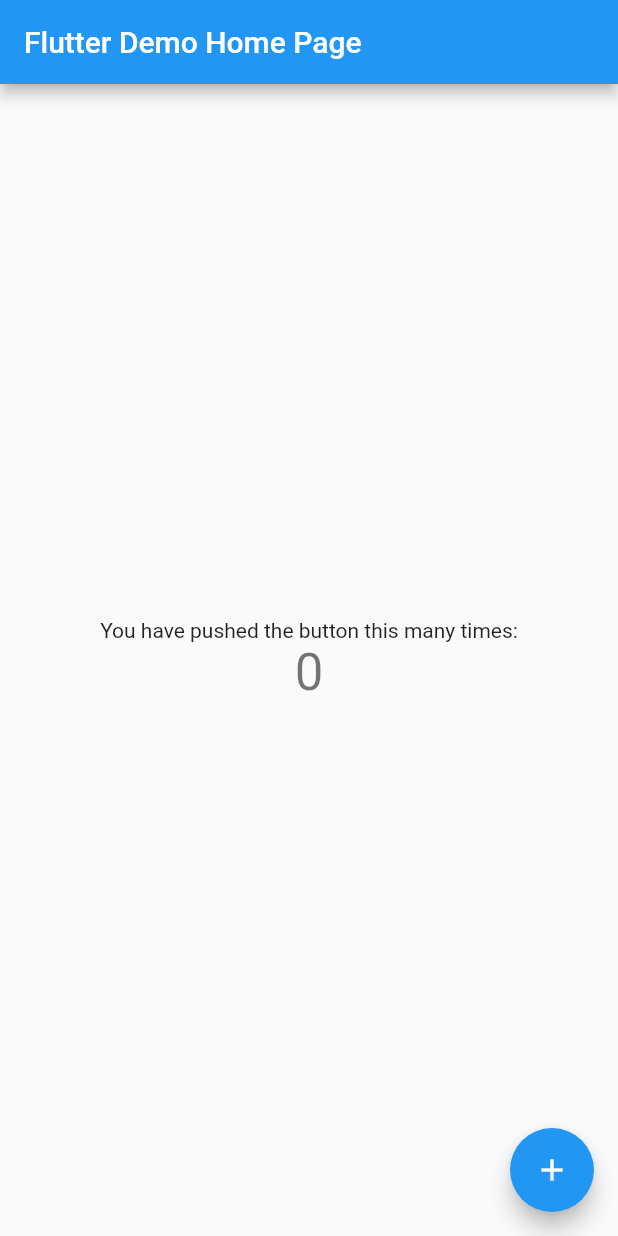
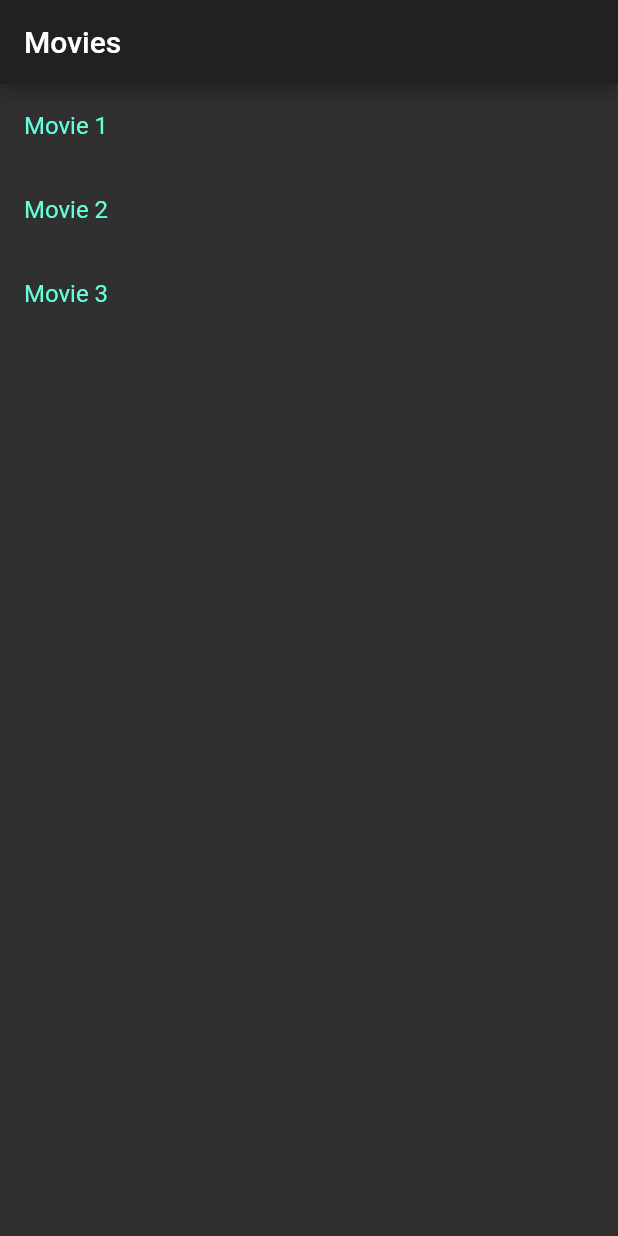
Before and after one commit to sswierczek/FlutterLibrariesPlayground, a Flutter app: the screen it shows after launch, on a phone screen of 412 x 824 dp. Run offline on Flutter 3.47's test engine with Material 2 defaults, Android fonts, the phone set to English and light mode, and no system bars; our stand-ins replace rxdart.

Commit message:
Add BLoC pattern with fake movies data

```diff
--- a/lib/main.dart
+++ b/lib/main.dart
@@ -1,109 +1,17 @@
 import 'package:flutter/material.dart';
+import 'package:flutter_libraries_playground/movies/view/movies_list.dart';
 
 void main() => runApp(new MyApp());
 
 class MyApp extends StatelessWidget {
-  // This widget is the root of your application.
   @override
   Widget build(BuildContext context) {
-    return new MaterialApp(
-      title: 'Flutter Demo',
-      theme: new ThemeData(
-        // This is the theme of your application.
-        //
-        // Try running your application with "flutter run". You'll see the
-        // application has a blue toolbar. Then, without quitting the app, try
-        // changing the primarySwatch below to Colors.green and then invoke
-        // "hot reload" (press "r" in the console where you ran "flutter run",
-        // or press Run > Flutter Hot Reload in IntelliJ). Notice that the
-        // counter didn't reset back to zero; the application is not restarted.
-        primarySwatch: Colors.blue,
+    return MaterialApp(
+      title: 'Flutter Libraries Playground',
+      theme: ThemeData.dark(),
+      home: Scaffold(
+        body: MoviesList(),
       ),
-      home: new MyHomePage(title: 'Flutter Demo Home Page'),
     );
   }
 }
-
-class MyHomePage extends StatefulWidget {
-  MyHomePage({Key key, this.title}) : super(key: key);
-
-  // This widget is the home page of your application. It is stateful, meaning
-  // that it has a State object (defined below) that contains fields that affect
-  // how it looks.
-
-  // This class is the configuration for the state. It holds the values (in this
-  // case the title) provided by the parent (in this case the App widget) and
-  // used by the build method of the State. Fields in a Widget subclass are
-  // always marked "final".
-
-  final String title;
-
-  @override
-  _MyHomePageState createState() => new _MyHomePageState();
-}
-
-class _MyHomePageState extends State<MyHomePage> {
-  int _counter = 0;
-
-  void _incrementCounter() {
-    setState(() {
-      // This call to setState tells the Flutter framework that something has
-      // changed in this State, which causes it to rerun the build method below
-      // so that the display can reflect the updated values. If we changed
-      // _counter without calling setState(), then the build method would not be
-      // called again, and so nothing would appear to happen.
-      _counter++;
-    });
-  }
-
-  @override
-  Widget build(BuildContext context) {
-    // This method is rerun every time setState is called, for instance as done
-    // by the _incrementCounter method above.
-    //
-    // The Flutter framework has been optimized to make rerunning build methods
-    // fast, so that you can just rebuild anything that needs updating rather
-    // than having to individually change instances of widgets.
-    return new Scaffold(
-      appBar: new AppBar(
-        // Here we take the value from the MyHomePage object that was created by
-        // the App.build method, and use it to set our appbar title.
-        title: new Text(widget.title),
-      ),
-      body: new Center(
-        // Center is a layout widget. It takes a single child and positions it
-        // in the middle of the parent.
-        child: new Column(
-          // Column is also layout widget. It takes a list of children and
-          // arranges them vertically. By default, it sizes itself to fit its
-          // children horizontally, and tries to be as tall as its parent.
-          //
-          // Invoke "debug paint" (press "p" in the console where you ran
-          // "flutter run", or select "Toggle Debug Paint" from the Flutter tool
-          // window in IntelliJ) to see the wireframe for each widget.
-          //
-          // Column has various properties to control how it sizes itself and
-          // how it positions its children. Here we use mainAxisAlignment to
-          // center the children vertically; the main axis here is the vertical
-          // axis because Columns are vertical (the cross axis would be
-          // horizontal).
-          mainAxisAlignment: MainAxisAlignment.center,
-          children: <Widget>[
-            new Text(
-              'You have pushed the button this many times:',
-            ),
-            new Text(
-              '$_counter',
-              style: Theme.of(context).textTheme.display1,
-            ),
-          ],
-        ),
-      ),
-      floatingActionButton: new FloatingActionButton(
-        onPressed: _incrementCounter,
-        tooltip: 'Increment',
-        child: new Icon(Icons.add),
-      ), // This trailing comma makes auto-formatting nicer for build methods.
-    );
-  }
-}
--- /dev/null
+++ b/lib/movies/model/movie.dart.dart
@@ -0,0 +1,5 @@
+class Movie {
+  final String title;
+
+  Movie({this.title});
+}
--- /dev/null
+++ b/lib/movies/model/movies_repository.dart
@@ -0,0 +1,13 @@
+import 'package:flutter_libraries_playground/movies/model/movie.dart.dart';
+
+class MoviesRepository {
+
+  // TODO Fetch from server
+  Future<List<Movie>> fetchMovies() async {
+    return [
+      Movie(title: 'Movie 1'),
+      Movie(title: 'Movie 2'),
+      Movie(title: 'Movie 3'),
+    ];
+  }
+}
--- /dev/null
+++ b/lib/movies/presentation/movies_bloc.dart
@@ -0,0 +1,15 @@
+import 'package:flutter_libraries_playground/movies/model/movie.dart.dart';
+import 'package:flutter_libraries_playground/movies/model/movies_repository.dart';
+import 'package:rxdart/rxdart.dart';
+
+class MoviesBloc {
+  final _moviesRepository = MoviesRepository(); // TODO DI
+  final _moviesFetcher = BehaviorSubject<List<Movie>>();
+
+  Observable<List<Movie>> get movies => _moviesFetcher.stream;
+
+  void fetch() async {
+    List<Movie> movies = await _moviesRepository.fetchMovies();
+    _moviesFetcher.sink.add(movies);
+  }
+}
--- /dev/null
+++ b/lib/movies/view/movie_item.dart
@@ -0,0 +1,25 @@
+import 'package:flutter/material.dart';
+import 'package:flutter/widgets.dart';
+
+class MovieItem {
+  final String name;
+
+  MovieItem({this.name});
+}
+
+class MoviesListItem extends StatelessWidget {
+  MoviesListItem({this.movieItem}) : super(key: ObjectKey(movieItem));
+
+  final MovieItem movieItem;
+
+  @override
+  Widget build(BuildContext context) {
+    return ListTile(
+      title: Text(movieItem.name,
+          style: TextStyle(
+            color: Theme.of(context).accentColor,
+            decoration: TextDecoration.none,
+          )),
+    );
+  }
+}
--- /dev/null
+++ b/lib/movies/view/movies_list.dart
@@ -0,0 +1,42 @@
+import 'package:flutter/material.dart';
+import 'package:flutter/widgets.dart';
+import 'package:flutter_libraries_playground/movies/model/movie.dart.dart';
+import 'package:flutter_libraries_playground/movies/presentation/movies_bloc.dart';
+import 'package:flutter_libraries_playground/movies/view/movie_item.dart';
+
+class MoviesList extends StatelessWidget {
+  MoviesList({Key key}) : super(key: key);
+
+  final moviesBloc = MoviesBloc(); // TODO Add DI
+
+  @override
+  Widget build(BuildContext context) {
+    moviesBloc.fetch();
+
+    return Scaffold(
+      appBar: AppBar(
+        title: Text('Movies'),
+      ),
+      body: StreamBuilder(
+        stream: moviesBloc.movies,
+        builder: (BuildContext context, AsyncSnapshot<List<Movie>> snapshot) {
+          if (snapshot.hasData) {
+            return buildList(snapshot);
+          } else if (snapshot.hasError) {
+            return Text(snapshot.error.toString());
+          }
+          return Center(child: CircularProgressIndicator());
+        },
+      ),
+    );
+  }
+
+  Widget buildList(AsyncSnapshot<List<Movie>> snapshot) {
+    return ListView.builder(
+        itemCount: snapshot.data.length,
+        itemBuilder: (BuildContext context, int index) {
+          var movie = snapshot.data[index];
+          return MoviesListItem(movieItem: MovieItem(name: movie.title));
+        });
+  }
+}
--- a/pubspec.yaml
+++ b/pubspec.yaml
@@ -8,6 +8,8 @@ dependencies:
   # The following adds the Cupertino Icons font to your application.
   # Use with the CupertinoIcons class for iOS style icons.
   cupertino_icons: ^0.1.0
+
+  rxdart: ^0.19.0
 
 dev_dependencies:
   flutter_test:
```
Also changed, not shown: pubspec.lock.
